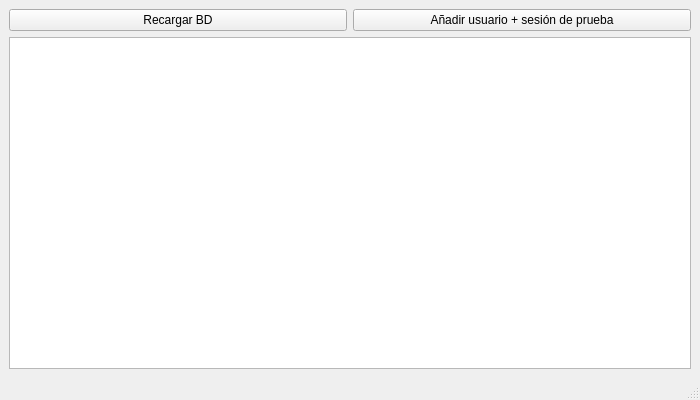
Old version of the form mainwindow.ui in the repository Cantonplas/Trabajo_IHM.
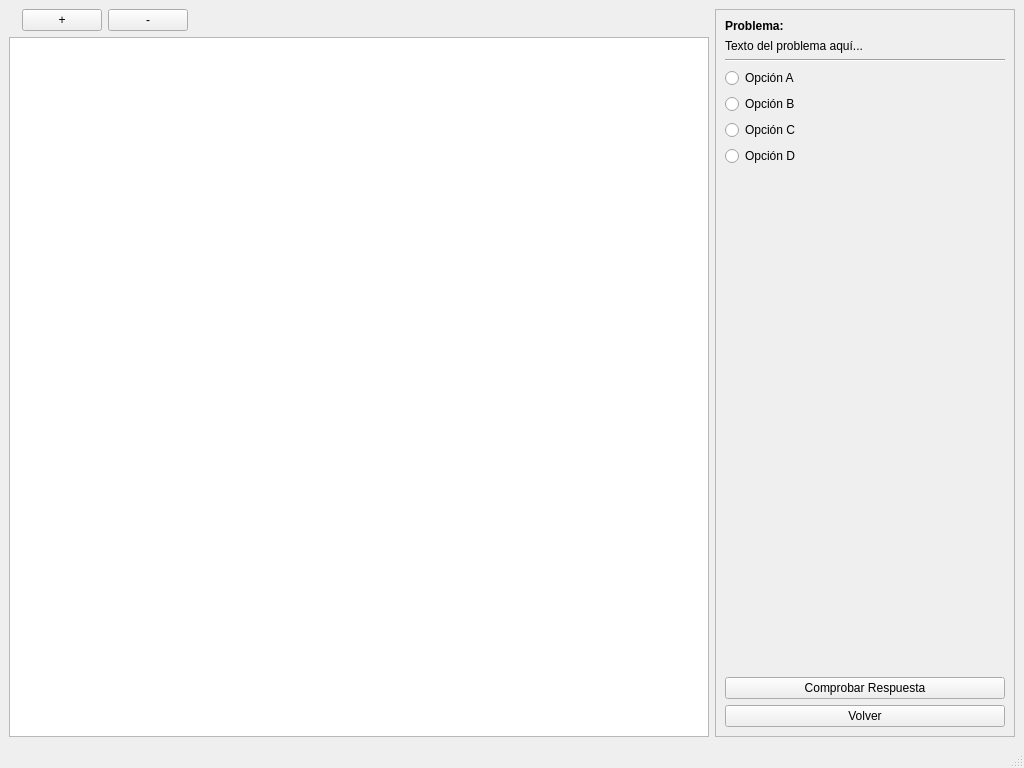
New version of the form. Icons and pictures are not drawn.

```diff
--- a/mainwindow.ui
+++ b/mainwindow.ui
@@ -6,35 +6,184 @@
    <rect>
     <x>0</x>
     <y>0</y>
-    <width>700</width>
-    <height>400</height>
+    <width>1024</width>
+    <height>768</height>
    </rect>
   </property>
   <property name="windowTitle">
    <string>Example navlib App</string>
   </property>
   <widget class="QWidget" name="centralwidget">
-   <layout class="QVBoxLayout" name="verticalLayout">
+   <layout class="QHBoxLayout" name="horizontalLayout">
     <item>
-     <layout class="QHBoxLayout" name="horizontalLayout">
+     <layout class="QVBoxLayout" name="layoutMap">
       <item>
-       <widget class="QPushButton" name="reloadButton">
-        <property name="text">
-         <string>Recargar BD</string>
-        </property>
-       </widget>
+       <layout class="QHBoxLayout" name="layoutZoom">
+        <item>
+         <widget class="QLabel" name="lblZoomIcon">
+          <property name="maximumSize">
+           <size>
+            <width>30</width>
+            <height>30</height>
+           </size>
+          </property>
+          <property name="text">
+           <string/>
+          </property>
+          <property name="pixmap">
+           <pixmap resource="resources.qrc">:/lupa.jpg</pixmap>
+          </property>
+          <property name="scaledContents">
+           <bool>true</bool>
+          </property>
+         </widget>
+        </item>
+        <item>
+         <widget class="QPushButton" name="btnZoomIn">
+          <property name="text">
+           <string>+</string>
+          </property>
+         </widget>
+        </item>
+        <item>
+         <widget class="QPushButton" name="btnZoomOut">
+          <property name="text">
+           <string>-</string>
+          </property>
+         </widget>
+        </item>
+        <item>
+         <spacer name="horizontalSpacer">
+          <property name="orientation">
+           <enum>Qt::Horizontal</enum>
+          </property>
+          <property name="sizeHint" stdset="0">
+           <size>
+            <width>40</width>
+            <height>20</height>
+           </size>
+          </property>
+         </spacer>
+        </item>
+       </layout>
       </item>
       <item>
-       <widget class="QPushButton" name="addDummyUserButton">
-        <property name="text">
-         <string>Añadir usuario + sesión de prueba</string>
+       <widget class="QGraphicsView" name="graphicsView">
+        <property name="dragMode">
+         <enum>QGraphicsView::ScrollHandDrag</enum>
         </property>
        </widget>
       </item>
      </layout>
     </item>
     <item>
-     <widget class="QTextEdit" name="textEdit"/>
+     <widget class="QFrame" name="frameProblem">
+      <property name="minimumSize">
+       <size>
+        <width>300</width>
+        <height>0</height>
+       </size>
+      </property>
+      <property name="maximumSize">
+       <size>
+        <width>300</width>
+        <height>16777215</height>
+       </size>
+      </property>
+      <property name="frameShape">
+       <enum>QFrame::StyledPanel</enum>
+      </property>
+      <property name="frameShadow">
+       <enum>QFrame::Raised</enum>
+      </property>
+      <layout class="QVBoxLayout" name="verticalLayout">
+       <item>
+        <widget class="QLabel" name="labelTitle">
+         <property name="font">
+          <font>
+           <weight>75</weight>
+           <bold>true</bold>
+          </font>
+         </property>
+         <property name="text">
+          <string>Problema:</string>
+         </property>
+        </widget>
+       </item>
+       <item>
+        <widget class="QLabel" name="labelProblemText">
+         <property name="text">
+          <string>Texto del problema aquí...</string>
+         </property>
+         <property name="wordWrap">
+          <bool>true</bool>
+         </property>
+        </widget>
+       </item>
+       <item>
+        <widget class="Line" name="line">
+         <property name="orientation">
+          <enum>Qt::Horizontal</enum>
+         </property>
+        </widget>
+       </item>
+       <item>
+        <widget class="QRadioButton" name="radioAns1">
+         <property name="text">
+          <string>Opción A</string>
+         </property>
+        </widget>
+       </item>
+       <item>
+        <widget class="QRadioButton" name="radioAns2">
+         <property name="text">
+          <string>Opción B</string>
+         </property>
+        </widget>
+       </item>
+       <item>
+        <widget class="QRadioButton" name="radioAns3">
+         <property name="text">
+          <string>Opción C</string>
+         </property>
+        </widget>
+       </item>
+       <item>
+        <widget class="QRadioButton" name="radioAns4">
+         <property name="text">
+          <string>Opción D</string>
+         </property>
+        </widget>
+       </item>
+       <item>
+        <spacer name="verticalSpacer">
+         <property name="orientation">
+          <enum>Qt::Vertical</enum>
+         </property>
+         <property name="sizeHint" stdset="0">
+          <size>
+           <width>20</width>
+           <height>40</height>
+          </size>
+         </property>
+        </spacer>
+       </item>
+       <item>
+        <widget class="QPushButton" name="btnCheck">
+         <property name="text">
+          <string>Comprobar Respuesta</string>
+         </property>
+        </widget>
+       </item>
+       <item>
+        <widget class="QPushButton" name="btnClose">
+         <property name="text">
+          <string>Volver</string>
+         </property>
+        </widget>
+       </item>
+      </layout>
+     </widget>
     </item>
    </layout>
   </widget>
```
Left out of the diff: 7 changed lines with no effect on the pictures.
